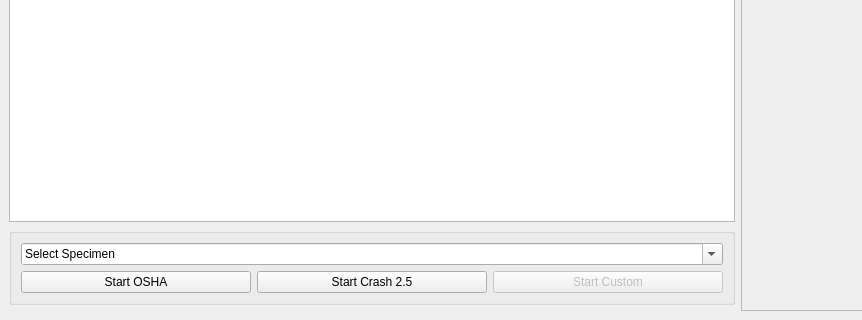
Above: mainwindow.ui from ahunt/incolata before the change; both pictures show x 0 to 862 and y 480 to 800 of the 1000 by 800 pixel window. Below: the same form after it.
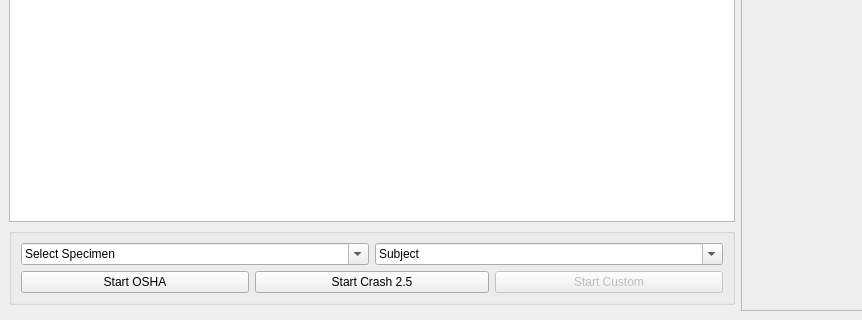
That is the form after the change. Icons and pictures are not drawn.

Commit message: UI: add tester selector (mockup)

The edit to the form file:
```diff
--- a/mainwindow.ui
+++ b/mainwindow.ui
@@ -83,7 +83,7 @@
          <string/>
         </property>
         <layout class="QGridLayout" name="layout_controlbox">
-         <item row="1" column="1">
+         <item row="1" column="2" colspan="2">
           <widget class="QPushButton" name="startExercises2">
            <property name="text">
             <string>Start Crash 2.5</string>
@@ -96,7 +96,7 @@
            </property>
           </widget>
          </item>
-         <item row="1" column="0">
+         <item row="1" column="0" colspan="2">
           <widget class="QPushButton" name="startExercises1">
            <property name="text">
             <string>Start OSHA</string>
@@ -106,7 +106,7 @@
            </property>
           </widget>
          </item>
-         <item row="1" column="2">
+         <item row="1" column="4" colspan="2">
           <widget class="QPushButton" name="startExercises3">
            <property name="enabled">
             <bool>false</bool>
@@ -126,6 +126,16 @@
            </property>
           </widget>
          </item>
+         <item row="0" column="3" colspan="3">
+          <widget class="QComboBox" name="testerSelector">
+           <property name="editable">
+            <bool>true</bool>
+           </property>
+           <property name="currentText">
+            <string>Subject</string>
+           </property>
+          </widget>
+         </item>
         </layout>
        </widget>
       </item>
```
Left out of the diff: 2 changed lines with no effect on the pictures.
